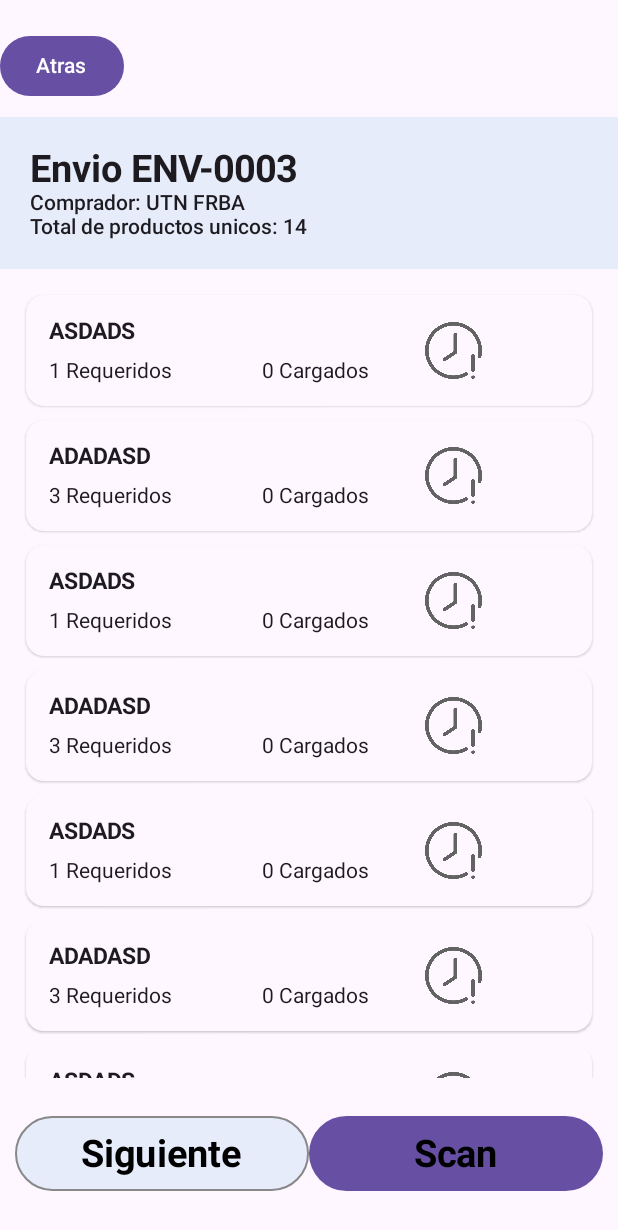
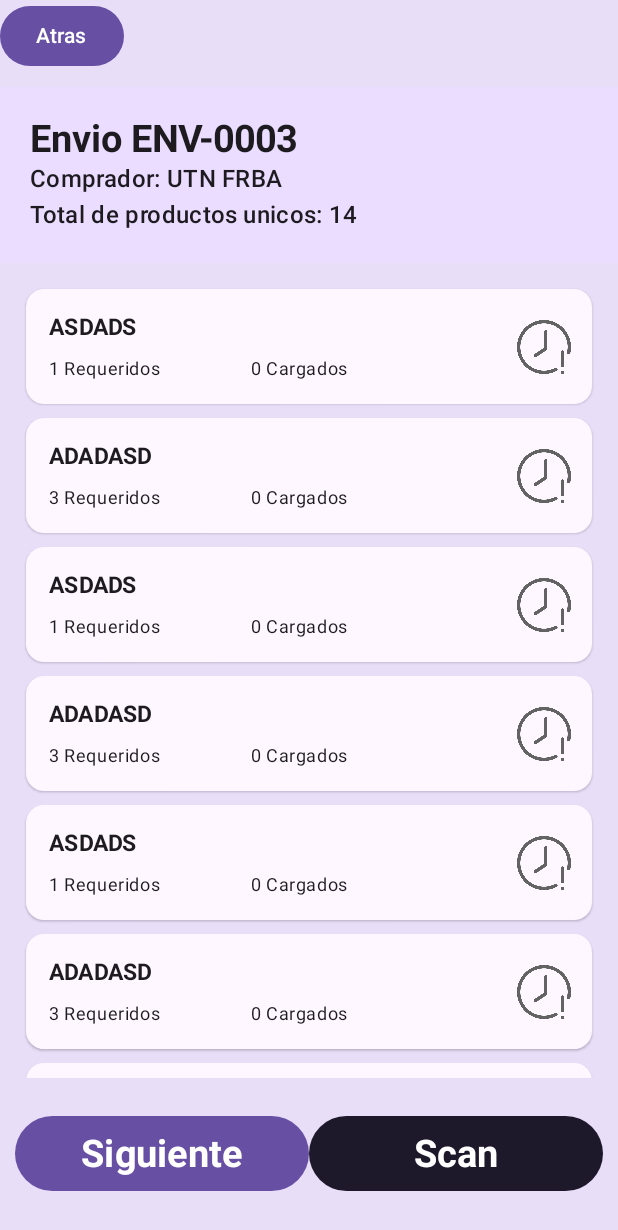
Before and after one commit to UTN-FRBA-Mobile/inventar.io, an Android app built with Jetpack Compose: the @Preview function vistaFinal, on a phone screen of 412 x 824 dp. Shown: the top 1230 px of the screen. Run offline under Robolectric (Android 15) with nearby library versions, the phone set to English and light mode, and no system bars; our stand-ins replace Dagger/Hilt's generated code.

Commit message:
Se realizan cambio para el uso de MaterialTheme

```diff
--- a/InventarioApp/app/src/main/java/ar/edu/utn/frba/inventario/screens/ShipmentScreen.kt
+++ b/InventarioApp/app/src/main/java/ar/edu/utn/frba/inventario/screens/ShipmentScreen.kt
@@ -14,6 +14,7 @@ import androidx.compose.foundation.layout.fillMaxSize
 import androidx.compose.foundation.layout.fillMaxWidth
 import androidx.compose.foundation.layout.height
 import androidx.compose.foundation.layout.padding
+import androidx.compose.foundation.layout.size
 import androidx.compose.foundation.layout.width
 import androidx.compose.foundation.lazy.LazyColumn
 import androidx.compose.foundation.lazy.items
@@ -59,13 +60,11 @@ fun ShipmentBodyContent(viewModel:ShipmentViewModel, navController: NavControlle
     viewModel.loadShipment(id)
     val shipment by viewModel.shipment.collectAsState()
 
-
     Column(modifier = Modifier
         .fillMaxSize()
+        .background(MaterialTheme.colorScheme.secondaryContainer)
         .padding(innerPadding)
         ) {
-        Spacer(modifier = Modifier
-            .height(20.dp))
         Button(onClick = {navController.navigate(Screen.Home.route)}
         ){
             Text(text = "Atras")
@@ -74,16 +73,17 @@ fun ShipmentBodyContent(viewModel:ShipmentViewModel, navController: NavControlle
             .height(10.dp))
         Box(modifier = Modifier
             .fillMaxWidth()
-            .background(color = Color(0xFFE7ECFB))){
+            .background(color = MaterialTheme.colorScheme.primaryContainer)){
             Column (modifier = Modifier
                 .padding(20.dp)){
                 Text(
                     text = "Envio ${shipment.number}",
+                    style = MaterialTheme.typography.titleLarge,
                     fontSize = 25.sp,
                     fontWeight = FontWeight.Bold
                 )
-                Text(text = "Comprador: ${shipment.customerName}", fontWeight = FontWeight.SemiBold)
-                Text(text = "Total de productos unicos: ${shipment.products.size}", fontWeight = FontWeight.SemiBold)
+                Text(text = "Comprador: ${shipment.customerName}", style = MaterialTheme.typography.titleMedium, fontWeight = FontWeight.SemiBold)
+                Text(text = "Total de productos unicos: ${shipment.products.size}", style = MaterialTheme.typography.titleMedium, fontWeight = FontWeight.SemiBold)
             }
         }
         LazyColumn(modifier = Modifier
@@ -103,8 +103,6 @@ fun ShipmentBodyContent(viewModel:ShipmentViewModel, navController: NavControlle
 @Composable
 fun ProductItem(viewModel:ShipmentViewModel,product:Product){
     val  statusProd = viewModel.isProductCompleted(product.id)
-    //val backgroundColor = if (isComplete) Color(0xFFB2FF59) else {CardDefaults.elevatedCardColors().containerColor}
-
 
     ElevatedCard(colors = CardDefaults.elevatedCardColors(containerColor = MaterialTheme.colorScheme.surface)
         ,modifier = Modifier
@@ -113,25 +111,26 @@ fun ProductItem(viewModel:ShipmentViewModel,product:Product){
         Row(modifier = Modifier
             .fillMaxSize()){
             Column(modifier = Modifier
+                .weight(1f)
                 .padding(15.dp)){
-                Text(text = product.name, fontWeight = FontWeight.Bold, fontSize = 15.sp,)
+                Text(text = product.name, fontWeight = FontWeight.Bold, fontSize = 15.sp, style = MaterialTheme.typography.bodyMedium)
                 Spacer(modifier = Modifier
                     .height(10.dp))
                 Row {
-                    Text(text = "${product.quantity} Requeridos")
+                    Text(text = "${product.quantity} Requeridos", style = MaterialTheme.typography.bodySmall)
                     Spacer(modifier = Modifier.width(60.dp))
                     Box(contentAlignment = Alignment.Center
                             ){
-                        Text(text="${viewModel.getLoadedQuantityProduct(product.id)} Cargados")
+                        Text(text="${viewModel.getLoadedQuantityProduct(product.id)} Cargados", style = MaterialTheme.typography.bodySmall)
                     }
                 }
             }
-            Spacer(modifier = Modifier.width(10.dp))
+
             Box(modifier = Modifier
-                .width(50.dp)
-                .padding(start = 8.dp)
+                .padding(end = 12.dp)
+                .size(40.dp)
                 .align(alignment = Alignment.CenterVertically),
-                contentAlignment = Alignment.CenterEnd){
+                contentAlignment = Alignment.Center){
                 Image(painter = painterResource(id = statusProd.iconResourceId),
                     contentDescription = "icono del estado de la carga de productos",
                     modifier = Modifier.fillMaxSize(0.9f),
@@ -151,18 +150,19 @@ fun ButtonBox(viewModel:ShipmentViewModel, navController: NavController){
             .padding(10.dp)){
             Row {
 
-                Button(colors = ButtonDefaults.buttonColors(Color(0xFFE7ECFB)),
-                    border = BorderStroke(1.dp, color = Color.Gray),onClick = {}, modifier = Modifier
+                Button(colors = ButtonDefaults.buttonColors(MaterialTheme.colorScheme.surfaceTint),
+                    onClick = {},
+                    modifier = Modifier
                         .fillMaxSize()
                         .weight(1f)){
-                    Text(text = "Siguiente", color = Color.Black, fontSize = 25.sp,
+                    Text(text = "Siguiente", style = MaterialTheme.typography.titleMedium, fontSize = 25.sp,
                         fontWeight = FontWeight.Bold)
                 }
-                Button(onClick = { }, modifier = Modifier
+                Button(colors = ButtonDefaults.buttonColors(MaterialTheme.colorScheme.onSecondaryContainer), onClick = { }, modifier = Modifier
                     .fillMaxSize()
                     .weight(1f)
                 ){
-                    Text(text = "Scan", color = Color.Black, fontSize = 25.sp,
+                    Text(text = "Scan", style = MaterialTheme.typography.titleMedium, fontSize = 25.sp,
                         fontWeight = FontWeight.Bold)
                 }
             }
```
